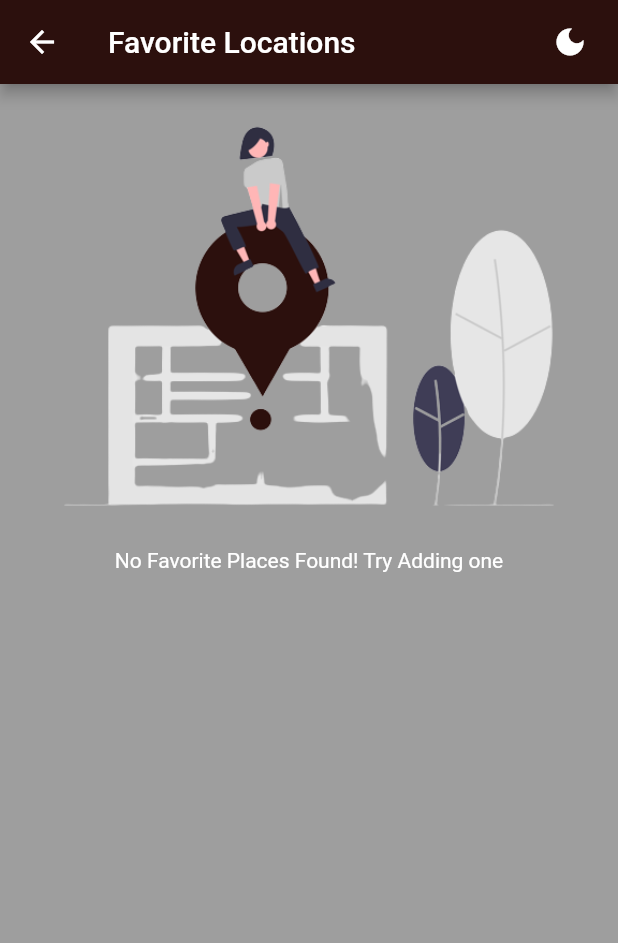
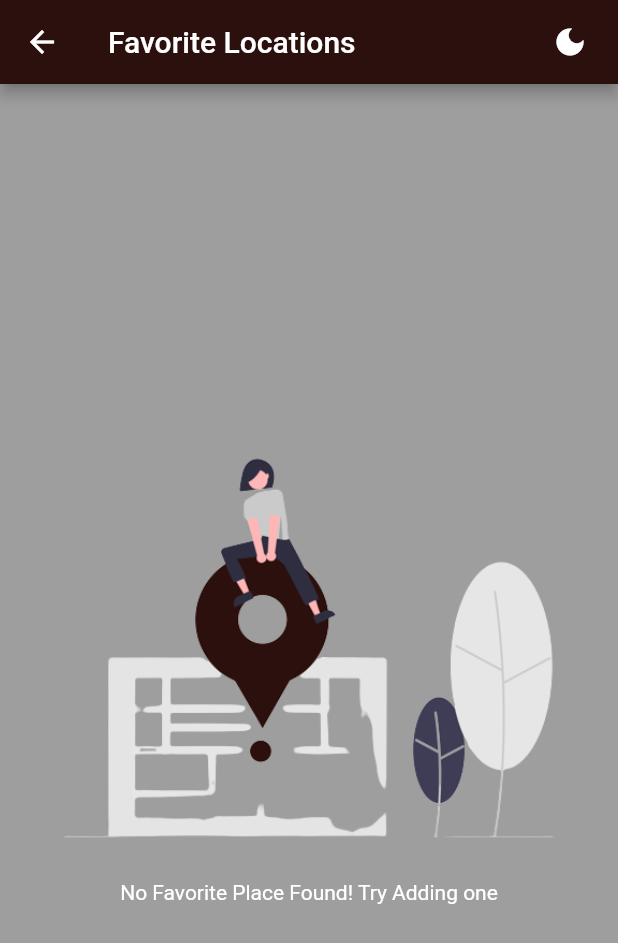
Before and after one commit to Atuoha/locations_sharer, a Flutter app: the FavoriteScreen screen opened by its route, after a tap on the "light mode" icon, on a phone screen of 412 x 824 dp. Shown: the top 943 px of the screen. Run offline on Flutter 3.47's test engine with Material 2 defaults, Android fonts, the light colour scheme and no system bars; our stand-ins replace image_picker, sqflite; accounts and stored records are empty.

Commit message:
sqlite integration using sqflite -CR

```diff
--- a/lib/components/img_uploader.dart
+++ b/lib/components/img_uploader.dart
@@ -51,7 +51,7 @@ class _ImageUploaderState extends State<ImageUploader> {
       _storedImage = pickedFile;
     });
     var appDir = await syspaths.getApplicationDocumentsDirectory();
-    var fileName = path.basename(pickedFile!.path);
+    var fileName = path.basename(pickedFile.path);
     File file = File(pickedFile.path);
     final savedImage = await file.copy('${appDir.path}/$fileName');
     widget.selectedImage(savedImage);
--- a/lib/providers/place.dart
+++ b/lib/providers/place.dart
@@ -1,4 +1,5 @@
 import 'package:flutter/cupertino.dart';
+import 'package:native_fit/helpers/db_helper.dart';
 import 'dart:io';
 
 import '../models/place.dart';
@@ -10,10 +11,28 @@ class PlaceData extends ChangeNotifier {
     notifyListeners();
   }
 
-  final List _places = [];
+  List _places = [];
 
   List getPlaces() {
     return [..._places];
+  }
+
+  // fetching sqlite
+  Future<void> fetchPlacesFromDB() async {
+    final data = await DBHelper.fetch('locations');
+    _places = data
+        .map(
+          (item) => Place(
+            id: item['id'],
+            title: item['title'],
+            location: null,
+            image: File(
+              item['image'],
+            ),
+          ),
+        )
+        .toList();
+    notifyListeners();
   }
 
   final List _favoritePlaces = [];
@@ -46,6 +65,7 @@ class PlaceData extends ChangeNotifier {
 
   void deletePlace(String id) {
     _places.removeWhere((place) => place.id == id);
+    _favoritePlaces.removeWhere((place) => place.id == id);
     notifyListeners();
   }
 
@@ -58,5 +78,10 @@ class PlaceData extends ChangeNotifier {
     );
     _places.add(place);
     notifyListeners();
+    DBHelper.insert('places', {
+      'id': place.id,
+      'title': place.title,
+      'image': place.image.path,
+    });
   }
 }
--- a/lib/screens/favorite_places.dart
+++ b/lib/screens/favorite_places.dart
@@ -40,21 +40,20 @@ class FavoriteScreen extends StatelessWidget {
       backgroundColor: placeData.lightMode ? Colors.white : Colors.black38,
       body: Consumer<PlaceData>(
         builder: (context, data, child) => data.getFavPlaces().isEmpty
-            ? Center(
-                child: Column(
+            ? Column(
+                mainAxisAlignment: MainAxisAlignment.center,
               children: [
                 Image.asset(placeData.lightMode
                     ? 'assets/images/b_light.png'
                     : 'assets/images/b_dark.png',),
                 Text(
-                      'No Favorite Places Found! Try Adding one',
+                  'No Favorite Place Found! Try Adding one',
                   style: TextStyle(
                     color:
                         placeData.lightMode ? Colors.black54 : Colors.white,
                   ),
                 )
               ],
-                ),
             )
             : GridView.count(
                 padding: const EdgeInsets.all(20),
--- a/lib/screens/home_screen.dart
+++ b/lib/screens/home_screen.dart
@@ -10,6 +10,8 @@ import '../components/single_place.dart';
 import '../providers/place.dart';
 
 class HomeScreen extends StatelessWidget {
+  static const routeName = '/home';
+
   const HomeScreen({Key? key}) : super(key: key);
 
   @override
@@ -20,8 +22,10 @@ class HomeScreen extends StatelessWidget {
       ),
     );
     var placeData = Provider.of<PlaceData>(context);
+    Size size = MediaQuery.of(context).size;
+
     return Scaffold(
-      extendBodyBehindAppBar: true,
+      // extendBodyBehindAppBar: true,
       floatingActionButton: FloatingActionButton(
         backgroundColor: placeData.lightMode ? primaryColor : accentColor,
         onPressed: () {
@@ -38,13 +42,13 @@ class HomeScreen extends StatelessWidget {
         elevation: 0,
         leading: Icon(
           Icons.pin_drop,
-          color: placeData.lightMode ? primaryColor : accentColor,
+          color: placeData.lightMode ? primaryColor : Colors.white38,
         ),
         title: Text(
           'Location Sharer',
           style: TextStyle(
-            color: placeData.lightMode ? primaryColor : accentColor,
-          ),
+              color: placeData.lightMode ? primaryColor : Colors.white38,
+              fontWeight: FontWeight.bold),
         ),
         actions: [
           Padding(
@@ -55,7 +59,7 @@ class HomeScreen extends StatelessWidget {
               ),
               child: Icon(
                 Icons.favorite,
-                color: placeData.lightMode ? primaryColor : accentColor,
+                color: placeData.lightMode ? primaryColor : Colors.white38,
               ),
             ),
           ),
@@ -67,48 +71,59 @@ class HomeScreen extends StatelessWidget {
               },
               child: Icon(
                 placeData.lightMode ? Icons.light_mode : Icons.dark_mode,
-                color: placeData.lightMode ? primaryColor : accentColor,
+                color: placeData.lightMode ? primaryColor : Colors.white38,
               ),
             ),
           ),
         ],
       ),
       backgroundColor: placeData.lightMode ? Colors.white : Colors.black38,
-      body: Consumer<PlaceData>(
-        builder: (context, data, child) => data.getPlaces().isEmpty
-            ? Center(
-                child: Column(
+      body: Column(
+        children: [
+          Container(
+            height: size.height * 0.3,
+            decoration: BoxDecoration(
+              image: DecorationImage(
+                image: AssetImage(
+                  placeData.lightMode
+                      ? 'assets/images/a_light.png'
+                      : 'assets/images/a_dark.png',
+                ),
+              ),
+            ),
+          ),
+          Expanded(
+            child: FutureBuilder(
+              future: placeData.fetchPlacesFromDB(),
+              builder: (context, snapShot) => snapShot.connectionState ==
+                      ConnectionState.waiting
+                  ? CircularProgressIndicator(
+                      color: placeData.lightMode ? primaryColor : accentColor,
+                    )
+                  : Consumer<PlaceData>(
+                      builder: (context, data, child) =>
+                          data.getPlaces().isEmpty
+                              ? Column(
+                                  mainAxisAlignment: MainAxisAlignment.center,
                                   children: [
                                     Image.asset(
                                         placeData.lightMode
                                             ? 'assets/images/c_light.png'
                                             : 'assets/images/c_dark.png',
-                    ),
+                                        width: 150),
                                     Text(
-                      'No Places Found! Try Adding one',
+                                      'No Place Found! Try Adding one',
                                       style: TextStyle(
-                        color:
-                            placeData.lightMode ? Colors.black54 : Colors.white,
+                                        color: placeData.lightMode
+                                            ? Colors.black54
+                                            : Colors.white,
                                       ),
                                     )
                                   ],
-                ),
                                 )
-            : Column(
-                children: [
-                  Container(
-                    decoration: BoxDecoration(
-                      image: DecorationImage(
-                        image: AssetImage(
-                          placeData.lightMode
-                              ? 'assets/images/a_light.png'
-                              : 'assets/images/b_dark.png',
-                        ),
-                      ),
-                    ),
-                  ),
-                  GridView.count(
-                    padding: const EdgeInsets.all(20),
+                              : GridView.count(
+                                  padding: const EdgeInsets.symmetric(
+                                      horizontal: 20, vertical: 5),
                                   mainAxisSpacing: 10,
                                   crossAxisSpacing: 10,
                                   crossAxisCount: 2,
@@ -116,7 +131,8 @@ class HomeScreen extends StatelessWidget {
                                       .getPlaces()
                                       .map(
                                         (data) => GestureDetector(
-                            onTap: () => Navigator.of(context).pushNamed(
+                                          onTap: () =>
+                                              Navigator.of(context).pushNamed(
                                             PlaceDetails.routeName,
                                             arguments: {
                                               'id': data.id,
@@ -131,8 +147,10 @@ class HomeScreen extends StatelessWidget {
                                       )
                                       .toList(),
                                 ),
+                    ),
+            ),
+          ),
         ],
-              ),
       ),
     );
   }
--- /dev/null
+++ b/lib/screens/startup_screen.dart
@@ -0,0 +1,73 @@
+import 'package:flutter/material.dart';
+import 'package:flutter/services.dart';
+import 'package:native_fit/constants/color.dart';
+import 'package:provider/provider.dart';
+import '../providers/place.dart';
+import 'home_screen.dart';
+
+class Startup extends StatelessWidget {
+  static const routeName = '/startup';
+  const Startup({Key? key}) : super(key: key);
+
+  @override
+  Widget build(BuildContext context) {
+    SystemChrome.setSystemUIOverlayStyle(
+      const SystemUiOverlayStyle(
+        statusBarColor: Colors.transparent,
+      ),
+    );
+    var placeData = Provider.of<PlaceData>(context);
+    return Scaffold(
+      appBar: AppBar(
+        backgroundColor: Colors.transparent,
+        elevation: 0,
+        actions: [
+          Padding(
+            padding: const EdgeInsets.only(right: 20.0),
+            child: GestureDetector(
+              onTap: () {
+                placeData.toggleMode();
+              },
+              child: Icon(
+                placeData.lightMode ? Icons.light_mode : Icons.dark_mode,
+                color: placeData.lightMode ? primaryColor : Colors.white38,
+              ),
+            ),
+          ),
+        ],
+      ),
+      backgroundColor: placeData.lightMode ? Colors.white : Colors.black38,
+      body: Column(
+        mainAxisAlignment: MainAxisAlignment.center,
+        children: [
+          Image.asset(
+            placeData.lightMode
+                ? 'assets/images/bg_light.png'
+                : 'assets/images/bg_dark.png',
+          ),
+          ElevatedButton.icon(
+            style: ElevatedButton.styleFrom(
+              primary: placeData.lightMode ? primaryColor : accentColor,
+              shape: RoundedRectangleBorder(
+                borderRadius: BorderRadius.circular(20),
+              ),
+            ),
+            icon: const Icon(
+              Icons.pin_drop,
+              color: Colors.white,
+            ),
+            onPressed: () => Navigator.of(context).pushNamed(
+              HomeScreen.routeName,
+            ),
+            label: const Text(
+              'Start Sharing',
+              style: TextStyle(
+                color: Colors.white,
+              ),
+            ),
+          )
+        ],
+      ),
+    );
+  }
+}
--- a/pubspec.yaml
+++ b/pubspec.yaml
@@ -38,6 +38,7 @@ dependencies:
   image_picker: ^0.8.5+3
   path_provider: ^2.0.11
   path: ^1.8.1
+  sqflite: ^2.0.2+1
 
 dev_dependencies:
   flutter_test:
```
Also changed, not shown: lib/helpers/db_helper.dart (added, +41 -0 lines), lib/main.dart (+7 -6 lines), assets/images/bg_dark.png (added), assets/images/bg_light.png (added), pubspec.lock, 1 other file. Lines whose indentation alone changed are shown as unchanged.
